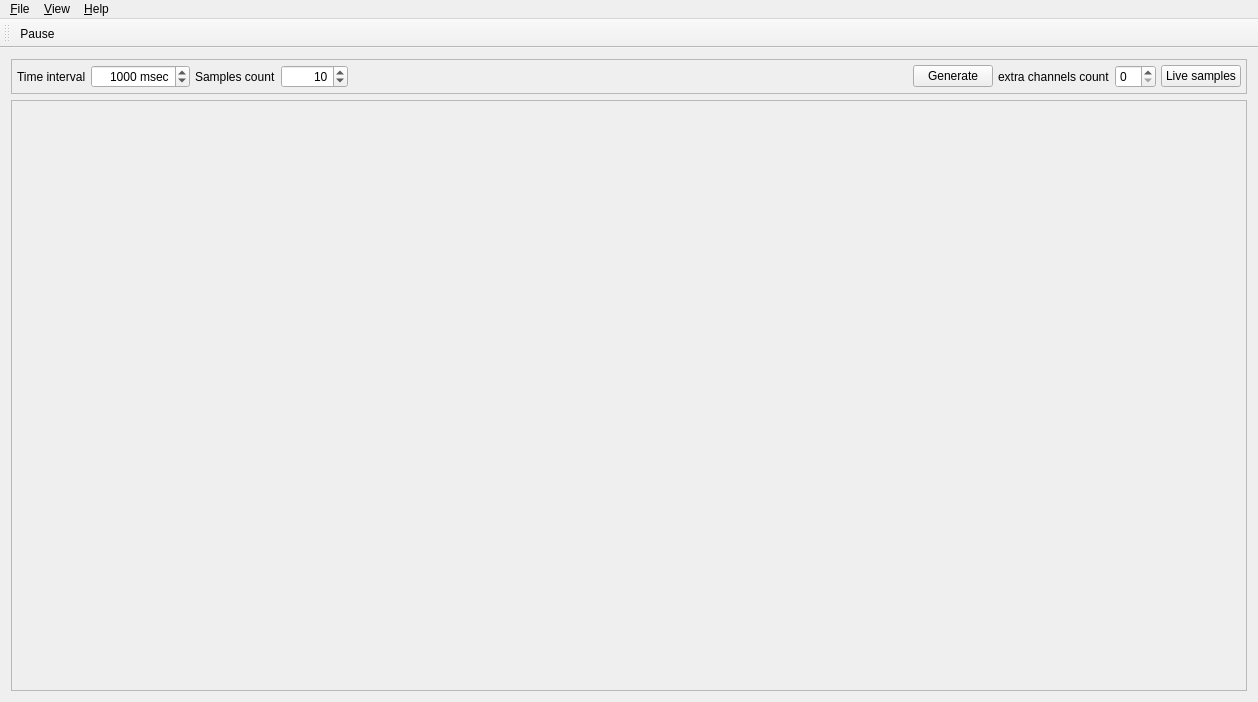
Qt form clients/flatline/src/mainwindow.ui (silicon-heaven/shvapp) before a commit.
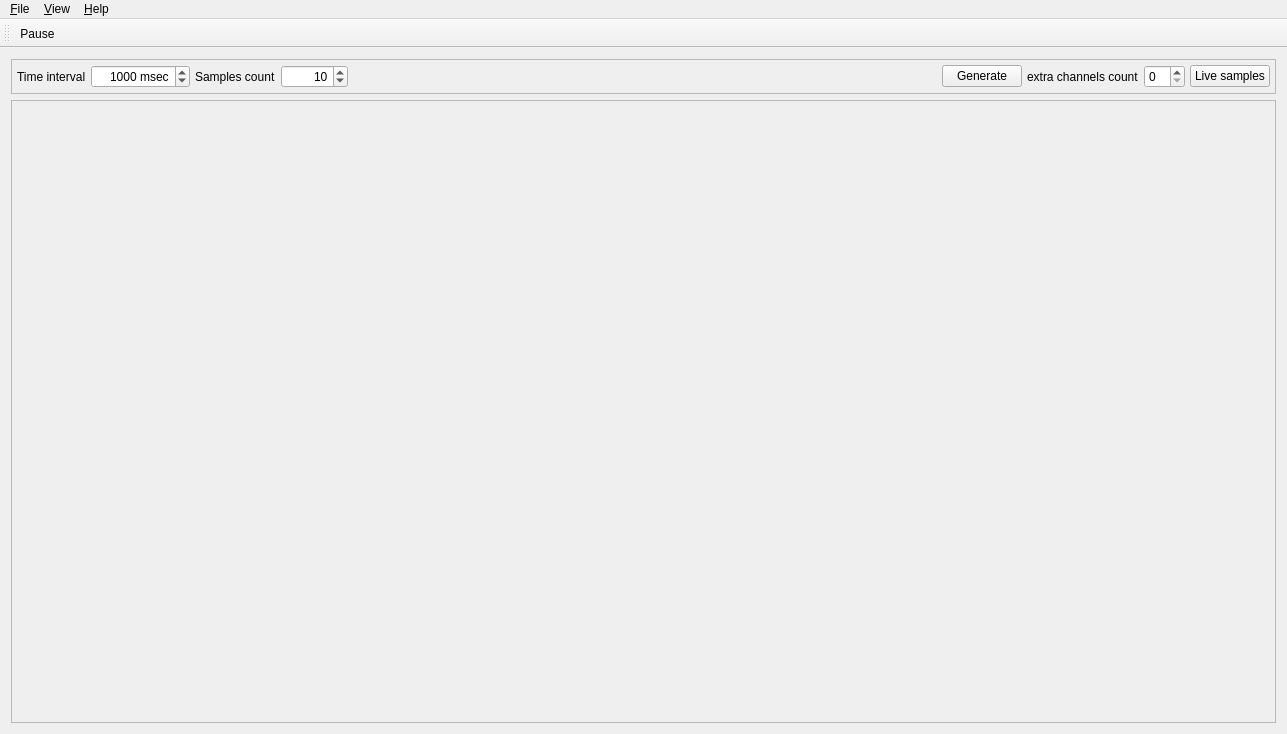
The same form after that commit. Icons and pictures are not drawn. Custom widgets are drawn as their Qt base class.

Diff of the .ui file:
```diff
--- a/clients/flatline/src/mainwindow.ui
+++ b/clients/flatline/src/mainwindow.ui
@@ -6,8 +6,8 @@
    <rect>
     <x>0</x>
     <y>0</y>
-    <width>1258</width>
-    <height>702</height>
+    <width>1287</width>
+    <height>734</height>
    </rect>
   </property>
   <property name="windowTitle">
@@ -162,7 +162,7 @@
     <rect>
      <x>0</x>
      <y>0</y>
-     <width>1258</width>
+     <width>1287</width>
      <height>32</height>
     </rect>
    </property>
```
Left out of the diff: 6 changed lines with no effect on the pictures.
